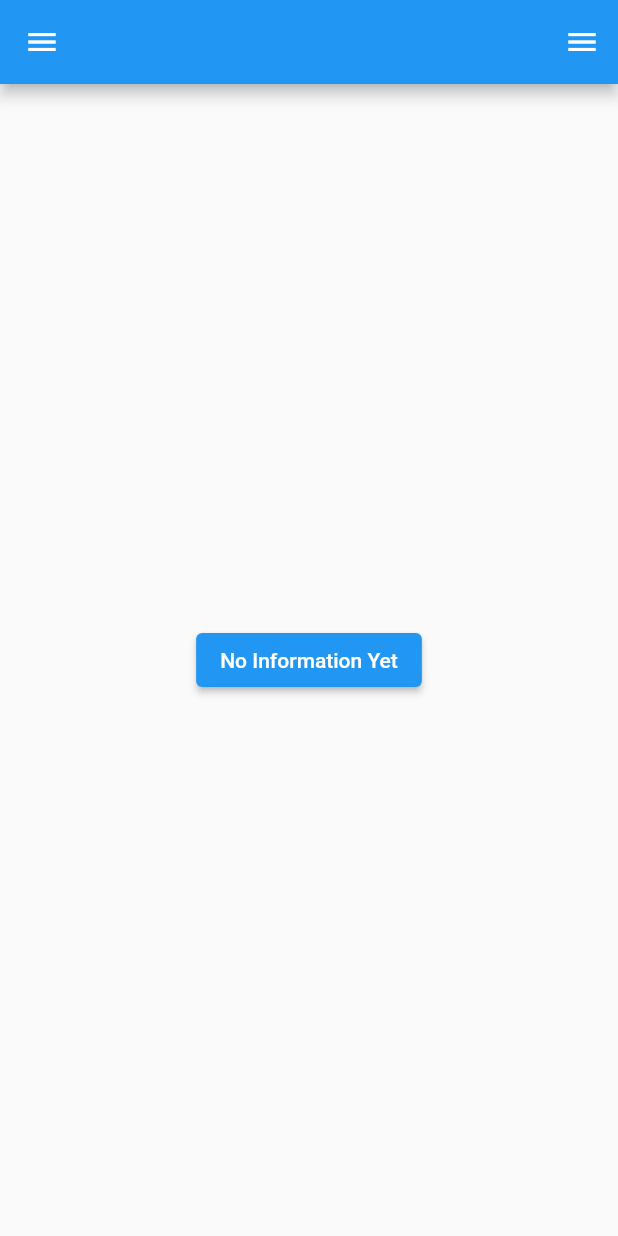
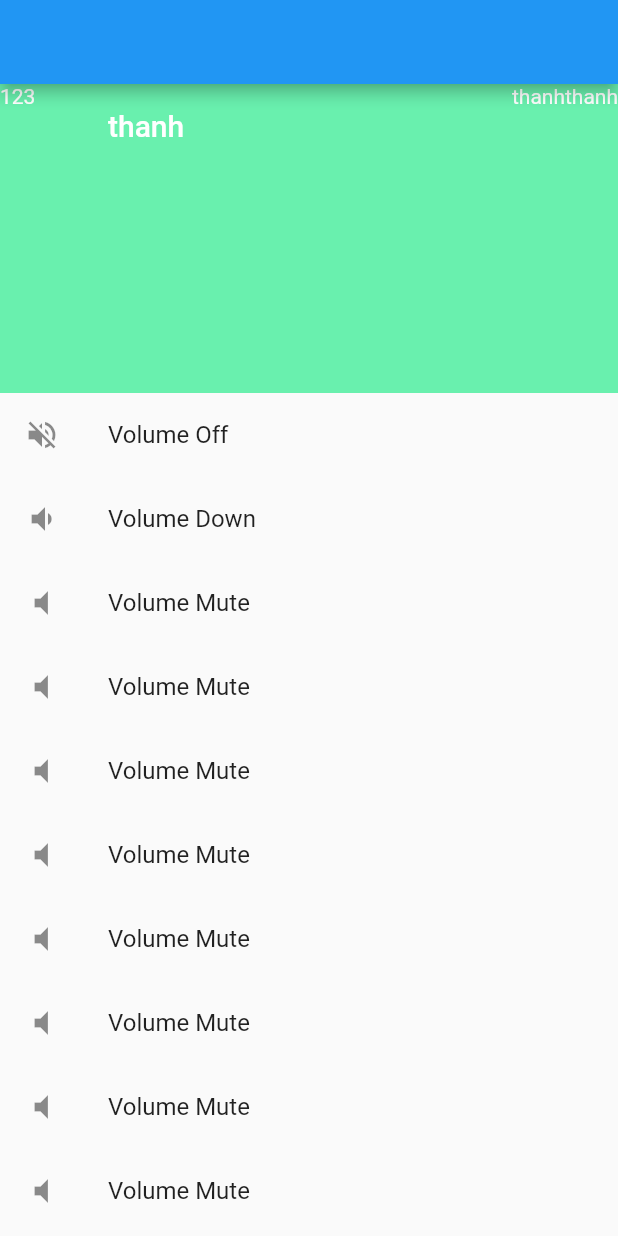
Before and after one commit to thanhhoai162963/MaterialDesign, a Flutter app: the screen it shows after launch, on a phone screen of 412 x 824 dp. Run offline on Flutter 3.47's test engine with Material 2 defaults, Android fonts, the phone set to English and light mode, and no system bars.

Commit message:
SliverAppBar

```diff
--- a/lib/main.dart
+++ b/lib/main.dart
@@ -1,6 +1,4 @@
-import 'package:baitap_ui_flutter/person.dart';
-import 'package:baitap_ui_flutter/screen1.dart';
-import 'package:baitap_ui_flutter/screen2.dart';
+
 import 'package:flutter/material.dart';
 
 void main() {
@@ -13,53 +11,59 @@ class Drawer123 extends StatefulWidget {
 }
 
 class _Drawer123State extends State<Drawer123> {
-  String _information = 'No Information Yet';
   @override
   Widget build(BuildContext context) {
     return MaterialApp(
       home: Scaffold(
         appBar: AppBar(),
-        drawer: Drawer(
-          child: ListView(
-            children: [
-              DrawerHeader(child: Text("123")),
-              ListTile(
-                leading: Icon(Icons.message),
-                title: Text('Messages'),
-                onTap: () {},
+        body: CustomScrollView(
+          slivers: <Widget>[
+            SliverAppBar(
+              actions: [
+                Text("thanh"),
+                Text("thanh"),
+              ],
+              leading: Text("123"),
+              title: Text("thanh"),
+              backgroundColor: Colors.greenAccent,
+              bottom: PreferredSize(
+                preferredSize: Size.fromHeight(150),
+                child: Container(),
               ),
-              ListTile(
-                leading: Icon(Icons.message),
-                title: Text('Messages'),
-                onTap: () {},
-              ),
-              ListTile(
-                leading: Icon(Icons.message),
-                title: Text('Messages'),
-              )
-            ],
-          ),
-        ),
-        endDrawer: Drawer(),
-        body: Builder(
-          builder: (context) => Center(
-              child: ElevatedButton(
-                child: Text(_information.toString()),
-                onPressed: () {
-                  Navigator.canPop(context);
-                },
-          )),
+              floating: true,
+              pinned: false,
+            ),
+            SliverList(delegate: SliverChildListDelegate([
+              ListTile(leading: Icon(Icons.volume_off), title: Text("Volume Off"),),
+              ListTile(leading: Icon(Icons.volume_down), title: Text("Volume Down")),
+              ListTile(leading: Icon(Icons.volume_mute), title: Text("Volume Mute")),
+              ListTile(leading: Icon(Icons.volume_mute), title: Text("Volume Mute")),
+              ListTile(leading: Icon(Icons.volume_mute), title: Text("Volume Mute")),
+              ListTile(leading: Icon(Icons.volume_mute), title: Text("Volume Mute")),
+              ListTile(leading: Icon(Icons.volume_mute), title: Text("Volume Mute")),
+              ListTile(leading: Icon(Icons.volume_mute), title: Text("Volume Mute")),
+              ListTile(leading: Icon(Icons.volume_mute), title: Text("Volume Mute")),
+              ListTile(leading: Icon(Icons.volume_mute), title: Text("Volume Mute")),
+              ListTile(leading: Icon(Icons.volume_mute), title: Text("Volume Mute")),
+              ListTile(leading: Icon(Icons.volume_down), title: Text("Volume Down")),
+              ListTile(leading: Icon(Icons.volume_down), title: Text("Volume Down")),
+              ListTile(leading: Icon(Icons.volume_down), title: Text("Volume Down")),
+              ListTile(leading: Icon(Icons.volume_down), title: Text("Volume Down")),
+              ListTile(leading: Icon(Icons.volume_down), title: Text("Volume Down")),
+              ListTile(leading: Icon(Icons.volume_down), title: Text("Volume Down")),
+              ListTile(leading: Icon(Icons.volume_down), title: Text("Volume Down")),
+              ListTile(leading: Icon(Icons.volume_down), title: Text("Volume Down")),
+              ListTile(leading: Icon(Icons.volume_down), title: Text("Volume Down")),
+              ListTile(leading: Icon(Icons.volume_down), title: Text("Volume Down")),
+              ListTile(leading: Icon(Icons.volume_down), title: Text("Volume Down")),
+              ListTile(leading: Icon(Icons.volume_down), title: Text("Volume Down")),
+              ListTile(leading: Icon(Icons.volume_down), title: Text("Volume Down")),
+              ListTile(leading: Icon(Icons.volume_down), title: Text("Volume Down")),
+            ]))
+          ],
         ),
       ),
     );
   }
-  // void _returnData(context) async{
-  //   final result = await Navigator.push(context, MaterialPageRoute(builder: (context)=>Screen1()));
-  //   _updateData(result);
-  // }
-  // void _updateData(result){
-  //   setState(() {
-  //     _information = result;
-  //   });
-  // }
+
 }
```
Also changed, not shown: lib/person.dart (deleted, +0 -18 lines), lib/screen1.dart (deleted, +0 -27 lines), lib/screen2.dart (deleted, +0 -17 lines).
